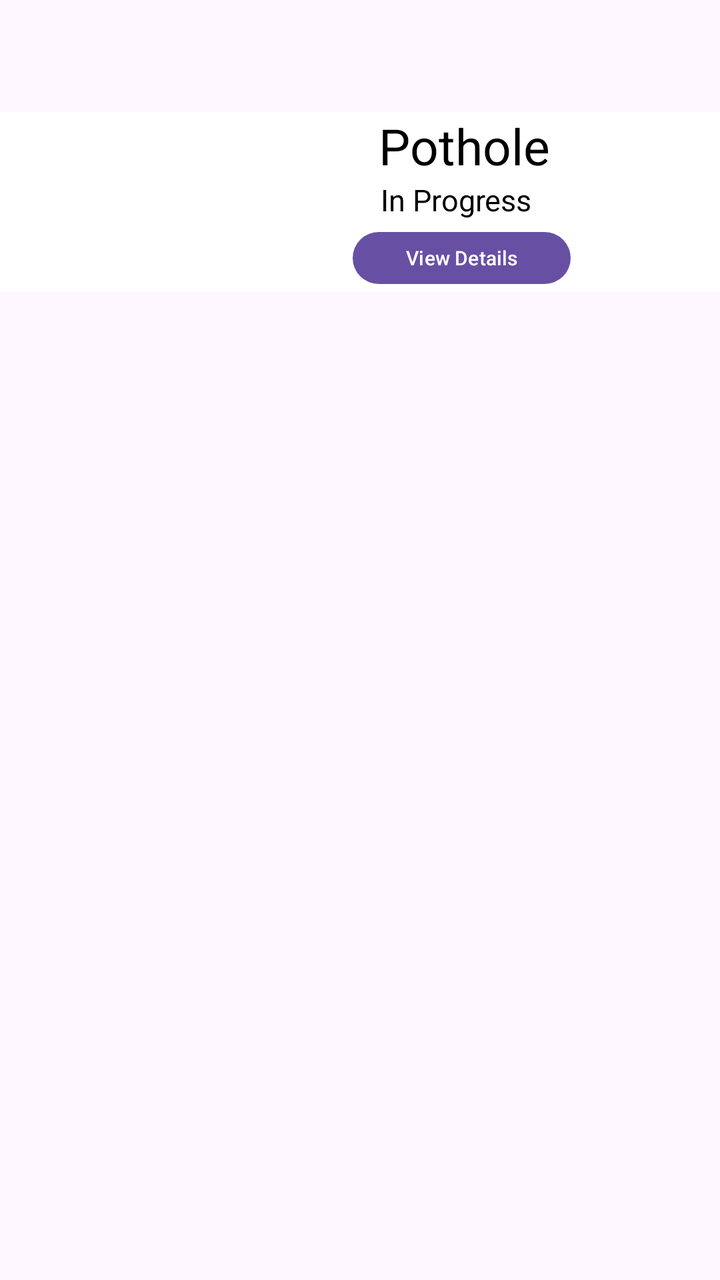
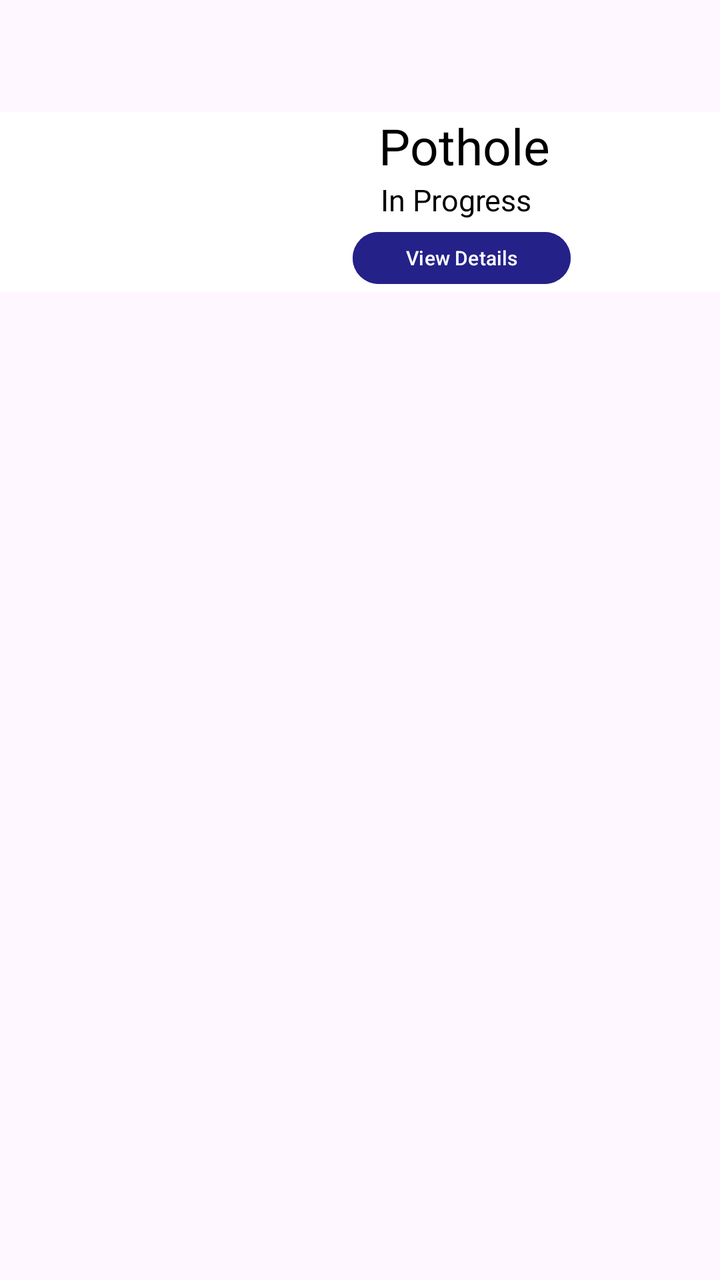

Before-and-after screenshots of an Android layout around one commit, followed by the original layout XML and the change that was made.
<!-- AndroidManifest.xml: application theme Theme.Techtonic -->
<!-- res/layout/item_report2.xml -->
<?xml version="1.0" encoding="utf-8"?>
<androidx.constraintlayout.widget.ConstraintLayout xmlns:android="http://schemas.android.com/apk/res/android"
    xmlns:app="http://schemas.android.com/apk/res-auto"
    android:layout_width="match_parent"
    android:layout_height="match_parent">


    <androidx.constraintlayout.widget.ConstraintLayout
        android:layout_width="match_parent"
        android:layout_height="90dp"
        app:layout_constraintBottom_toBottomOf="parent"
        app:layout_constraintEnd_toEndOf="parent"
        app:layout_constraintStart_toStartOf="parent"
        app:layout_constraintTop_toTopOf="parent"
        android:outlineSpotShadowColor="@color/black"
        android:background="@color/white"
        app:layout_constraintVertical_bias="0.102">


        <ImageView
            android:id="@+id/report_image"
            android:layout_width="100dp"
            android:layout_height="match_parent"
            android:background="@color/white"
            app:layout_constraintBottom_toBottomOf="parent"
            app:layout_constraintEnd_toEndOf="parent"
            app:layout_constraintHorizontal_bias="0.014"
            app:layout_constraintStart_toStartOf="parent"
            app:layout_constraintTop_toTopOf="parent"
            app:layout_constraintVertical_bias="0.0" />

        <TextView
            android:id="@+id/report_title"
            android:layout_width="wrap_content"
            android:layout_height="wrap_content"
            android:text="Pothole"
            android:textColor="@color/black"
            android:textSize="25dp"
            app:layout_constraintEnd_toEndOf="parent"
            app:layout_constraintHorizontal_bias="0.502"
            app:layout_constraintStart_toEndOf="@+id/report_image"
            app:layout_constraintTop_toTopOf="parent" />

        <TextView
            android:id="@+id/report_status"
            android:layout_width="wrap_content"
            android:layout_height="wrap_content"
            android:text="In Progress"
            android:textColor="@color/black"
            android:textSize="15dp"
            app:layout_constraintEnd_toEndOf="parent"
            app:layout_constraintHorizontal_bias="0.48"
            app:layout_constraintStart_toEndOf="@+id/report_image"
            app:layout_constraintTop_toBottomOf="@+id/report_title" />

        <Button
            android:id="@+id/view_details_button"
            android:layout_width="109dp"
            android:layout_height="34dp"
            android:text="View Details"
            android:textSize="10dp"
            app:layout_constraintBottom_toBottomOf="parent"
            app:layout_constraintEnd_toEndOf="parent"
            app:layout_constraintHorizontal_bias="0.494"
            app:layout_constraintStart_toEndOf="@+id/report_image"
            app:layout_constraintTop_toBottomOf="@+id/report_status"
            app:layout_constraintVertical_bias="1.0" />


    </androidx.constraintlayout.widget.ConstraintLayout>

</androidx.constraintlayout.widget.ConstraintLayout>
<!-- resources referenced by this layout -->
<resources>
  <color name="black">#000000</color>
  <color name="white">#FFFFFFFF</color>
  <style name="Theme.Techtonic" parent="Base.Theme.Techtonic" />
  <style name="Base.Theme.Techtonic" parent="Theme.Material3.DayNight.NoActionBar">
  
      </style>
</resources>

<!-- the commit's change to res/layout/item_report2.xml (unified diff, before → after) -->
@@ -59,6 +59,8 @@
             android:layout_height="34dp"
             android:text="View Details"
             android:textSize="10dp"
+            android:backgroundTint="@color/Blue"
+            android:textColor="@android:color/white"
             app:layout_constraintBottom_toBottomOf="parent"
             app:layout_constraintEnd_toEndOf="parent"
             app:layout_constraintHorizontal_bias="0.494"
<!-- resource entries referenced after the edit -->
@@ -1,5 +1,6 @@
 <!-- resources referenced by this layout -->
 <resources>
+  <color name="Blue">#242289</color>
   <color name="black">#000000</color>
   <color name="white">#FFFFFFFF</color>
   <style name="Theme.Techtonic" parent="Base.Theme.Techtonic" />
